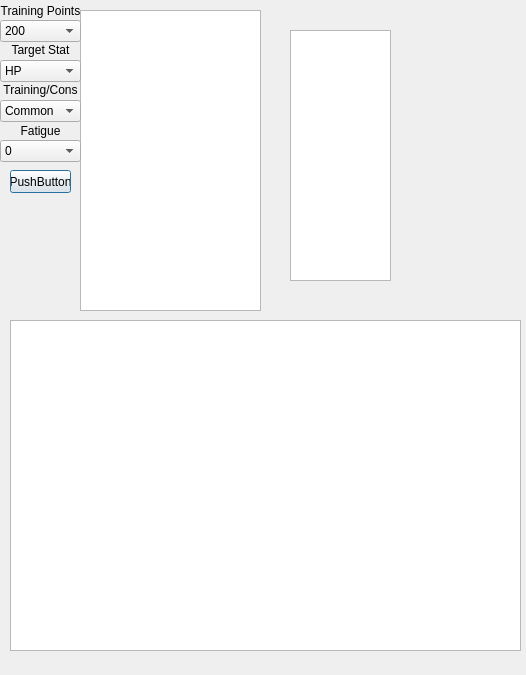
First picture: the form in pss-ttt-crewtrainer.ui, repository arraken/pss-ttt, before the edit.
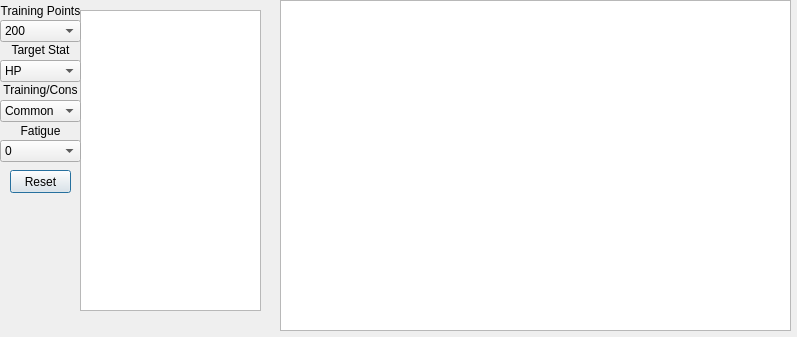
Second picture: the form after the edit.

What changed in the file:
```diff
--- a/pss-ttt-crewtrainer.ui
+++ b/pss-ttt-crewtrainer.ui
@@ -6,8 +6,8 @@
    <rect>
     <x>0</x>
     <y>0</y>
-    <width>526</width>
-    <height>675</height>
+    <width>797</width>
+    <height>337</height>
    </rect>
   </property>
   <property name="windowTitle">
@@ -295,40 +295,14 @@
     </rect>
    </property>
    <property name="text">
-    <string>PushButton</string>
-   </property>
-  </widget>
-  <widget class="QTableView" name="trainingListValuesTable">
-   <property name="geometry">
-    <rect>
-     <x>290</x>
-     <y>30</y>
-     <width>101</width>
-     <height>251</height>
-    </rect>
-   </property>
-  </widget>
-  <widget class="QLabel" name="trainingTypeName">
-   <property name="geometry">
-    <rect>
-     <x>270</x>
-     <y>0</y>
-     <width>141</width>
-     <height>31</height>
-    </rect>
-   </property>
-   <property name="text">
-    <string/>
-   </property>
-   <property name="alignment">
-    <set>Qt::AlignCenter</set>
+    <string>Reset</string>
    </property>
   </widget>
   <widget class="QTableView" name="trainingChartTable">
    <property name="geometry">
     <rect>
-     <x>10</x>
-     <y>320</y>
+     <x>280</x>
+     <y>0</y>
      <width>511</width>
      <height>331</height>
     </rect>
```
